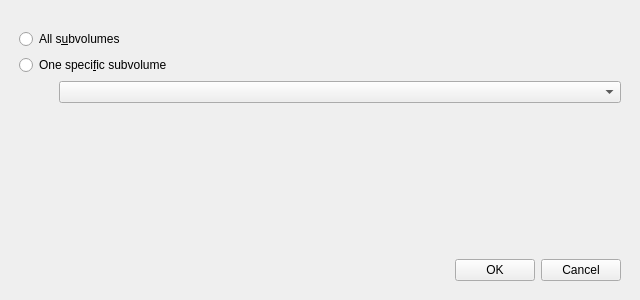
Qt form buttermanager/buttermanager/ui/SnapshotWindow.ui (egara/buttermanager) before a commit.
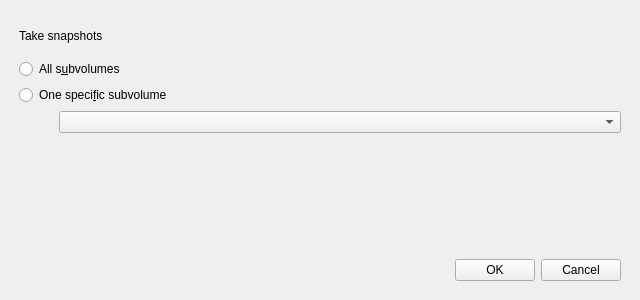
The same form after that commit.

Commit message: Renaming all ButterManager windows titles to ButterManager. Adding some labels if needed in some windows

Patch:
```diff
--- a/buttermanager/buttermanager/ui/SnapshotWindow.ui
+++ b/buttermanager/buttermanager/ui/SnapshotWindow.ui
@@ -29,6 +29,29 @@
       <property name="bottomMargin">
        <number>10</number>
       </property>
+      <item>
+       <widget class="QLabel" name="label_take_snapshots">
+        <property name="text">
+         <string>Take snapshots</string>
+        </property>
+       </widget>
+      </item>
+      <item>
+       <spacer name="verticalSpacer_2">
+        <property name="orientation">
+         <enum>Qt::Vertical</enum>
+        </property>
+        <property name="sizeType">
+         <enum>QSizePolicy::Fixed</enum>
+        </property>
+        <property name="sizeHint" stdset="0">
+         <size>
+          <width>20</width>
+          <height>10</height>
+         </size>
+        </property>
+       </spacer>
+      </item>
       <item>
        <widget class="QRadioButton" name="radiobutton_all_subvolumes">
         <property name="text">
```
Left out of the diff: 2 changed lines with no effect on the pictures. The commit also changes 8 other files.
